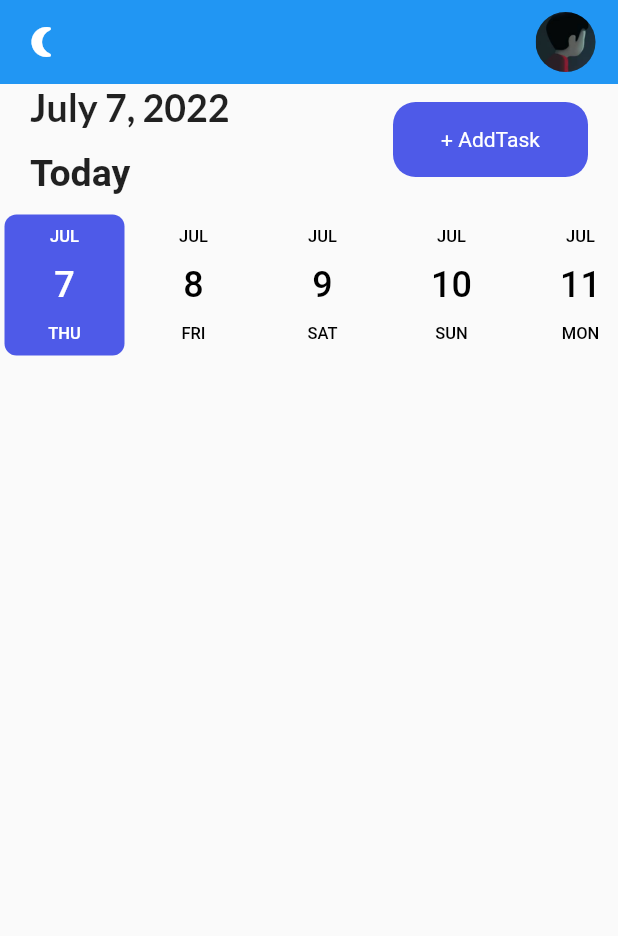
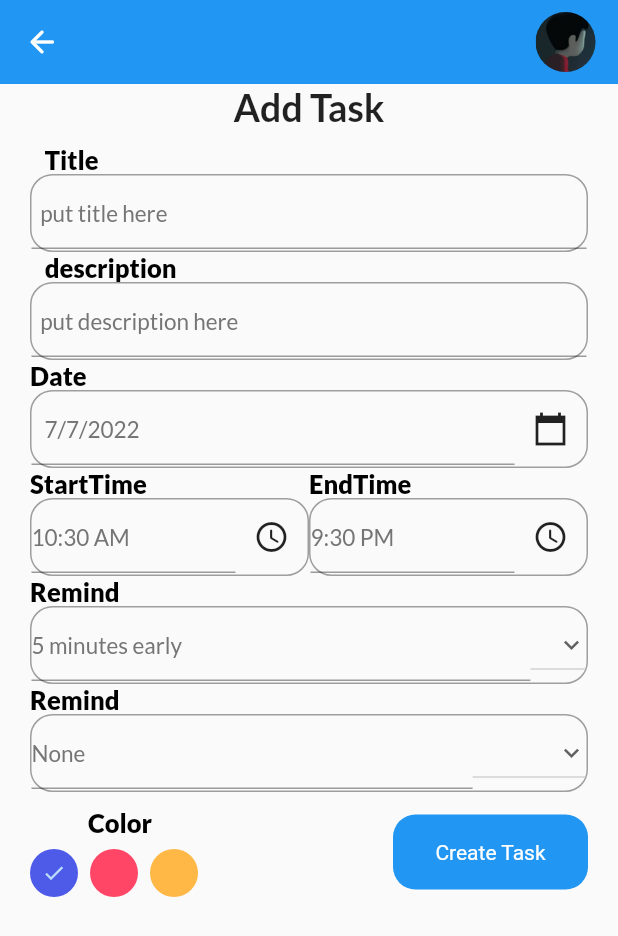
Before and after one commit to LBSimab/todothings, a Flutter app: the screen it shows after launch, after a tap on "+ AddTask", on a phone screen of 412 x 824 dp. Shown: the top 936 px of the screen. Run offline on Flutter 3.47's test engine with Material 2 defaults, Android fonts, the phone set to English and light mode, and no system bars; drawn by our look-alikes of date_picker_timeline; our stand-ins replace get, get_storage, google_fonts; Roboto replaces fonts that are missing (Acme).

Commit message:
addtask+

```diff
--- /dev/null
+++ b/lib/View/addTask.dart
@@ -0,0 +1,262 @@
+
+
+
+import 'package:flutter/material.dart';
+import 'package:get/get.dart';
+import 'package:get/get_core/src/get_main.dart';
+import 'package:intl/intl.dart';
+import 'package:to_do_list/themes/theme.dart';
+import 'package:to_do_list/widgets/button.dart';
+import 'package:to_do_list/widgets/input_field.dart';
+
+
+
+class addTask extends StatefulWidget {
+  const addTask({Key? key}) : super(key: key);
+
+  @override
+  State<addTask> createState() => _addTaskState();
+}
+
+class _addTaskState extends State<addTask> {
+  final TextEditingController titlecontroller = TextEditingController();
+  final TextEditingController descrcontroller = TextEditingController();
+  DateTime selectedDate = DateTime.now();
+  String endTime="9:30 PM";
+  String startTime = DateFormat("hh:mm a").format(DateTime.now()).toString();
+  int selectedRemind=5;
+  List<int> remindList=[
+    5,
+  10,
+  15,
+  20,
+    25
+  ];
+  String selectedRepeat="None";
+  List<String> repeatList=[
+    "None",
+    "Daily",
+    "Weekly",
+    "Monthly"
+  ];
+  int selectedcolor=0;
+  @override
+  Widget build(BuildContext context) {
+    return Scaffold(
+      appBar: _addappbar(),
+      body: Container(
+        padding: const EdgeInsets.only(left:20,right:20),
+        child: SingleChildScrollView(
+          padding: EdgeInsets.only(bottom: 3),
+          child: Column(
+            children: [
+              Text('Add Task',style: headerStyle,),
+              SizedBox(height: 10,),
+              MyInputField(title: '   Title', hint: '  put title here',controller: titlecontroller,),
+              MyInputField(title: '   description', hint: '  put description here',controller: descrcontroller,),
+              MyInputField(title: "Date", hint:"   " + DateFormat.yMd().format(selectedDate),
+              widget: IconButton(
+                onPressed: (){
+                  _getDateFromUser(context);
+                },
+                icon: Icon(Icons.calendar_today_sharp),
+              ),
+
+              ),
+              Row(
+                children: [
+                  Expanded(
+                      child: MyInputField(
+                        title: "StartTime",
+                        hint:  startTime,
+                        widget:IconButton(
+                          onPressed: (){
+                            _getTimeFromUser(context, isStartTime: true);
+                          },
+                          icon: Icon(Icons.access_time_rounded),
+                        ),
+                      )
+                  ),
+                  Expanded(
+                      child: MyInputField(
+                        title: "EndTime",
+                        hint:  endTime,
+                        widget:IconButton(
+                          onPressed: (){
+                        _getTimeFromUser(context, isStartTime: false);
+                          },
+                          icon: Icon(Icons.access_time_rounded),
+                        ),
+                      )
+                  )
+                ],
+              ),
+              MyInputField(title: "Remind", hint: "$selectedRemind minutes early ",
+              widget: DropdownButton(
+                icon:Icon(Icons.keyboard_arrow_down_sharp,),
+                iconSize: 20,
+                elevation: 4,
+                style: subTitleStyle,
+                items: remindList.map<DropdownMenuItem<String>>((int value){
+                  return DropdownMenuItem<String>(
+                    value: value.toString(),
+                    child:Text(value.toString()),
+                  );
+                }).toList(),
+                onChanged:(String? newValue){
+                  setState((){
+                    selectedRemind=int.parse(newValue!);
+                  });
+                } ,
+                ),
+
+
+              ),
+              MyInputField(title: "Remind", hint:  selectedRepeat,
+                widget: DropdownButton(
+                  icon:Icon(Icons.keyboard_arrow_down_sharp,),
+                  iconSize: 20,
+                  elevation: 4,
+                  style: subTitleStyle,
+                  items: repeatList.map<DropdownMenuItem<String>>((String value){
+                    return DropdownMenuItem<String>(
+                      value: value.toString(),
+                      child:Text(value.toString()),
+                    );
+                  }).toList(),
+                  onChanged:(String? newValue){
+                    setState((){
+                      selectedRepeat=newValue!;
+                    });
+                  } ,
+                ),
+
+
+              ),
+              SizedBox(height: 10,),
+              Row(
+                mainAxisAlignment: MainAxisAlignment.spaceBetween,
+                crossAxisAlignment: CrossAxisAlignment.center,
+                children: [
+                _colorPallet(),
+                myButton(label: "Create Task", onTap: ()=>validateDate())
+              ]
+
+                ,)
+
+
+
+
+            ]
+
+
+          ,
+
+          ),
+        ),
+      ),
+    );
+
+  }
+  validateDate(){
+    if(titlecontroller.text.isNotEmpty&&descrcontroller.text.isNotEmpty){
+      //inject to database
+      Get.back();
+    }else if (titlecontroller.text.isEmpty&&descrcontroller.text.isEmpty){
+      Get.snackbar("Required", "All Fields Are Required"
+      ,snackPosition: SnackPosition.BOTTOM,
+        icon: Icon(Icons.warning_amber_sharp,color: Colors.red,)
+      );
+    }
+  }
+  _getDateFromUser(BuildContext context)async{
+    DateTime? _pickerDate = await showDatePicker(
+        context: context, initialDate: DateTime.now(), firstDate: DateTime(2019), lastDate: DateTime(2050));
+
+    if(_pickerDate!=null){
+     setState((){
+       selectedDate = _pickerDate;
+       print(selectedDate);
+
+     });
+
+    }else{
+      print("something went wrong");
+    }
+
+  }
+
+    _colorPallet(){
+    return Column(
+
+      children: [Text(style: titleStyle,'Color'),
+        SizedBox(height: 8,),
+        Wrap(children:
+        List<Widget>.generate(
+            3, (int index){
+
+          return GestureDetector(
+            onTap: (){
+              setState((){
+                selectedcolor=index;
+              });
+            },
+            child: Padding(
+              padding: const EdgeInsets.only(right: 8),
+              child: CircleAvatar(
+                radius: 16,
+
+                backgroundColor: index==0?primaryColor:index==1?pinkClr:yelloClr,
+                child: selectedcolor==index?Icon(Icons.done,size: 16,):Container(),
+
+              ),
+            ),
+          );
+        }
+
+
+        )
+
+          ,)
+      ],
+    );
+    }
+  _getTimeFromUser(BuildContext conext ,{required bool isStartTime})async{
+
+    var  pickedTime = await _showTimePicker();
+    String _formatedTime = pickedTime.format(conext);
+    if(pickedTime==null){
+      print("time has been canceled");
+    }
+    else if(isStartTime==true){
+      setState((){
+        startTime = _formatedTime;
+      });
+    }
+    else if (isStartTime==false){
+     setState((){
+       endTime=_formatedTime;
+     });
+    }
+  }
+  _showTimePicker( ){
+    return showTimePicker(context: context, initialTime: TimeOfDay(
+        hour: int.parse(startTime.split(":")[0]),
+        minute: int.parse(startTime.split(":")[1].split(" ")[0])
+    ));
+  }
+
+
+}
+_addappbar(){
+  return  AppBar(elevation: 0,leading: GestureDetector(
+      child: Icon(Icons.arrow_back_rounded),
+      onTap:(){
+        Get.back();
+
+
+      }
+  ),
+    actions: [CircleAvatar(backgroundImage: AssetImage('images/download.jpg'),),SizedBox(width: 15,)],
+  );
+}
--- a/lib/View/mainview.dart
+++ b/lib/View/mainview.dart
@@ -1,7 +1,9 @@
 import 'package:date_picker_timeline/date_picker_widget.dart';
 import 'package:flutter/cupertino.dart';
 import 'package:flutter/material.dart';
+import 'package:google_fonts/google_fonts.dart';
 import 'package:intl/intl.dart';
+import 'package:to_do_list/View/addTask.dart';
 import 'package:to_do_list/controllers/mainController.dart';
 import 'package:to_do_list/themes/theme.dart';
 import 'package:get/get.dart';
@@ -11,7 +13,7 @@ import '../themes/theme_services.dart';
 
 class MainView extends StatelessWidget {
 
-
+double progressValue = 0.5;
   @override
   Widget build(BuildContext context) {
     return Scaffold(
@@ -20,25 +22,23 @@ class MainView extends StatelessWidget {
         children: [
           _addTaskbar(),
           SizedBox(height: 10,),
-          Container(
-            child: DatePicker(
-              DateTime.now(),
-              height: 100,
-              width: 80,
-              initialSelectedDate: DateTime.now(),
-              selectionColor: primaryColor,
-            ),
-          ),
+          _addDateBar(context),
+SizedBox(height: 10 ,),
+
+
 
         ],
       ) ,
     );
+
+
+
   }
 }
 
 _addTaskbar(){
   return Container(
-    padding: const EdgeInsets.only(left:20,right:20),
+    padding: const EdgeInsets.only(left:30,right:30),
     child: Row(
       mainAxisAlignment: MainAxisAlignment.spaceBetween,
       children: [
@@ -59,7 +59,7 @@ _addTaskbar(){
 
           ],),
         ),
-        myButton(label: "+ AddTask", onTap: ()=>null),
+        myButton(label: "+ AddTask", onTap: ()=>Get.to(addTask())),
 
       ],
     ),
@@ -73,10 +73,33 @@ _appBar(){
           color:Get.isDarkMode ? Colors.yellow:Colors.white  ),
       onTap:(){
         ThemeServices().switchTheme();
-        GetBuilderState<mainController>;
+
 
       }
   ),
     actions: [CircleAvatar(backgroundImage: AssetImage('images/download.jpg'),),SizedBox(width: 15,)],
+
   );
 }
+
+_addDateBar(BuildContext context){
+  return Container(
+    decoration: BoxDecoration(color: Get.isDarkMode?context.theme.primaryColor:context.theme.primaryColor ,borderRadius: BorderRadius.circular(10)),
+    child: DatePicker(
+
+      DateTime.now(),
+      height: 100,
+      width: 80,
+      initialSelectedDate: DateTime.now(),
+      selectionColor: dateback ,
+      selectedTextColor: Get.isDarkMode ?  Colors.white:Colors.black
+      ,
+
+      dateTextStyle: GoogleFonts.lato(textStyle: TextStyle(color: Get.isDarkMode?Colors.white:Colors.black,fontWeight: FontWeight.bold,fontSize: 25)),
+      dayTextStyle:GoogleFonts.lato(textStyle: TextStyle(color: Get.isDarkMode?Colors.white:Colors.black)) ,
+      monthTextStyle: GoogleFonts.lato(textStyle: TextStyle(color: Get.isDarkMode? Colors.white:Colors.black)),
+
+    ),
+
+  );
+}
--- a/lib/themes/theme.dart
+++ b/lib/themes/theme.dart
@@ -1,8 +1,11 @@
 import 'package:flutter/material.dart';
+import 'package:get/get.dart';
+import 'package:get/get_core/src/get_main.dart';
 import 'package:google_fonts/google_fonts.dart';
 
 
 const Color bluclr = Color(0xff4e5ae8);
+const Color dateback = Color(0xaa6cbd81);
 const Color yelloClr = Color(0xffffb746);
 const Color pinkClr = Color(0xFFff4667);
 const white = Colors.white;
@@ -15,13 +18,15 @@ const Color darkheadClr = Color(0xFF424242);
 class Themes{
   static final light = ThemeData(
     primaryColor: Colors.blue,
-    brightness: Brightness.light
+    brightness: Brightness.light,
+    cardColor: Colors.blueGrey[900]
 
   );
 static final dark=ThemeData(
   primaryColor: darkheadClr,
       brightness: Brightness.dark,
-  primaryIconTheme:IconThemeData(color: pinkClr)
+  primaryIconTheme:IconThemeData(color: pinkClr),
+
 
 );
 }
@@ -47,3 +52,23 @@ TextStyle get subHeaderStyle{
       )
   );
 }
+TextStyle get titleStyle{
+  return GoogleFonts.lato(
+    textStyle:TextStyle(
+      fontSize: 17,
+      fontWeight: FontWeight.w800,
+      color: Get.isDarkMode?Colors.white:Colors.black
+    )
+  );
+}
+
+
+TextStyle get subTitleStyle{
+  return GoogleFonts.lato(
+      textStyle:TextStyle(
+          fontSize: 15,
+          fontWeight: FontWeight.w500,
+          color: Get.isDarkMode?Colors.grey[100]:Colors.grey[600]
+      )
+  );
+}
--- a/lib/widgets/button.dart
+++ b/lib/widgets/button.dart
@@ -17,7 +17,7 @@ class myButton extends StatelessWidget {
         height: 50,
         decoration: BoxDecoration(
           borderRadius: BorderRadius.circular(15),
-          color: primaryColor
+          color:  context.theme.primaryColor
         ),
         child: Center(
           child: Text(
--- a/lib/widgets/input_field.dart
+++ b/lib/widgets/input_field.dart
@@ -0,0 +1,77 @@
+import 'package:get/get.dart';
+import 'package:flutter/material.dart';
+import 'package:to_do_list/themes/theme.dart';
+
+class MyInputField extends StatelessWidget {
+
+
+  final String title;
+  final String hint;
+  final TextEditingController? controller;
+  final Widget? widget;
+
+
+  const MyInputField({Key? key,  this.widget, this.controller,required this.title,required this.hint}) : super(key: key);
+
+  @override
+  Widget build(BuildContext context) {
+    return Container
+      (
+      child: Column(
+        crossAxisAlignment: CrossAxisAlignment.start,
+        children: [
+            Text(title,style: titleStyle,),
+          Container(
+
+            child: Row(
+              children: [
+                Expanded(child:TextFormField(
+                  readOnly: widget==null?false:true,
+                  autofocus: false,
+                  cursorColor: Get.isDarkMode?Colors.grey[100]:Colors.grey[700],
+                  controller: controller,
+                  style: subTitleStyle,
+                  decoration: InputDecoration(
+                      hintText: hint,
+                      hintStyle: subTitleStyle,
+                      focusedBorder: UnderlineInputBorder(
+                          borderRadius: BorderRadius.circular(20),
+                        borderSide: BorderSide(
+                          color:context.theme.backgroundColor,
+                          width:8,
+
+                  ),
+
+                    )
+                  ),
+
+
+                ) ,),
+                widget == null ?Container():Container(child:widget)
+
+              ],
+            ),
+
+
+
+
+
+            height: 52,
+
+          decoration: BoxDecoration(
+              borderRadius: BorderRadius.circular(15),
+
+              border: Border.all(
+              color:Colors.grey,
+              width: 1.0,
+
+          )
+          ),
+
+          )
+
+        ],
+      ),
+    );
+  }
+}
```
Also changed, not shown: lib/View/addview.dart (deleted), lib/bindings/bindingz.dart (deleted), lib/bindings/routes.dart (deleted).
